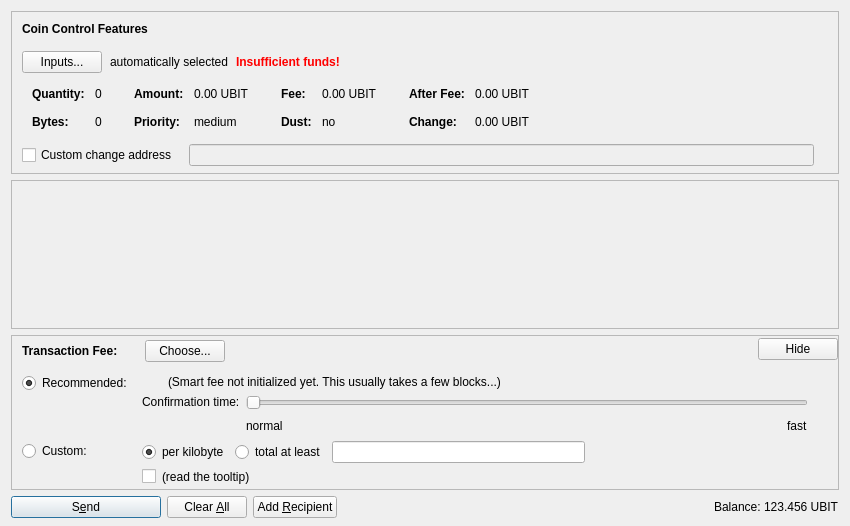
utabit/bitcoin, file src/qt/forms/sendcoinsdialog.ui: the form before one commit.
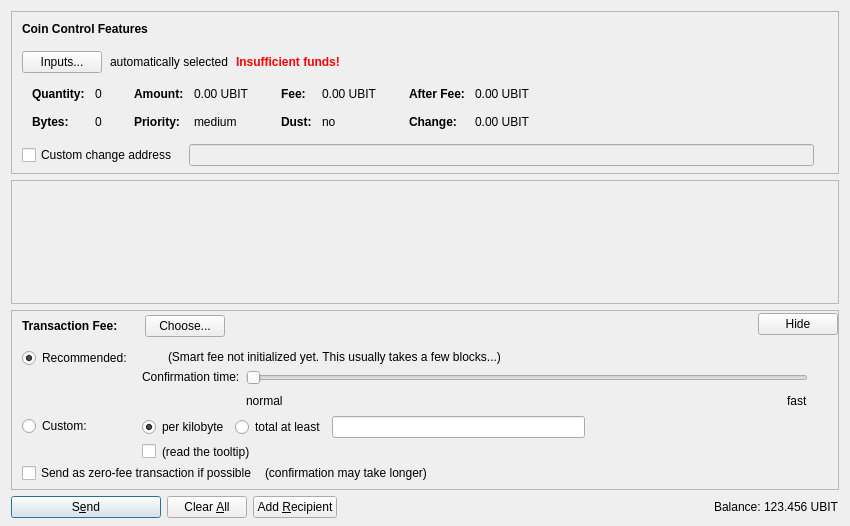
The form after the commit. Icons and pictures are not drawn. Custom widgets are drawn as their Qt base class.

What changed in the file:
```diff
--- a/src/qt/forms/sendcoinsdialog.ui
+++ b/src/qt/forms/sendcoinsdialog.ui
@@ -617,7 +617,7 @@
         <x>0</x>
         <y>0</y>
         <width>830</width>
-        <height>104</height>
+        <height>68</height>
        </rect>
       </property>
       <layout class="QVBoxLayout" name="verticalLayout_2" stretch="0,1">
@@ -1167,6 +1167,59 @@
              </item>
             </layout>
            </item>
+           <item>
+            <layout class="QHBoxLayout" name="horizontalLayoutFee5" stretch="0,0,0">
+             <property name="spacing">
+              <number>8</number>
+             </property>
+             <property name="bottomMargin">
+              <number>4</number>
+             </property>
+             <item>
+              <widget class="QCheckBox" name="checkBoxFreeTx">
+               <property name="text">
+                <string>Send as zero-fee transaction if possible</string>
+               </property>
+              </widget>
+             </item>
+             <item>
+              <widget class="QLabel" name="labelFreeTx">
+               <property name="text">
+                <string>(confirmation may take longer)</string>
+               </property>
+               <property name="margin">
+                <number>5</number>
+               </property>
+              </widget>
+             </item>
+             <item>
+              <spacer name="horizontalSpacerFee5">
+               <property name="orientation">
+                <enum>Qt::Horizontal</enum>
+               </property>
+               <property name="sizeHint" stdset="0">
+                <size>
+                 <width>1</width>
+                 <height>1</height>
+                </size>
+               </property>
+              </spacer>
+             </item>
+            </layout>
+           </item>
+           <item>
+            <spacer name="verticalSpacerFee2">
+             <property name="orientation">
+              <enum>Qt::Vertical</enum>
+             </property>
+             <property name="sizeHint" stdset="0">
+              <size>
+               <width>1</width>
+               <height>1</height>
+              </size>
+             </property>
+            </spacer>
+           </item>
           </layout>
          </widget>
         </item>
```
